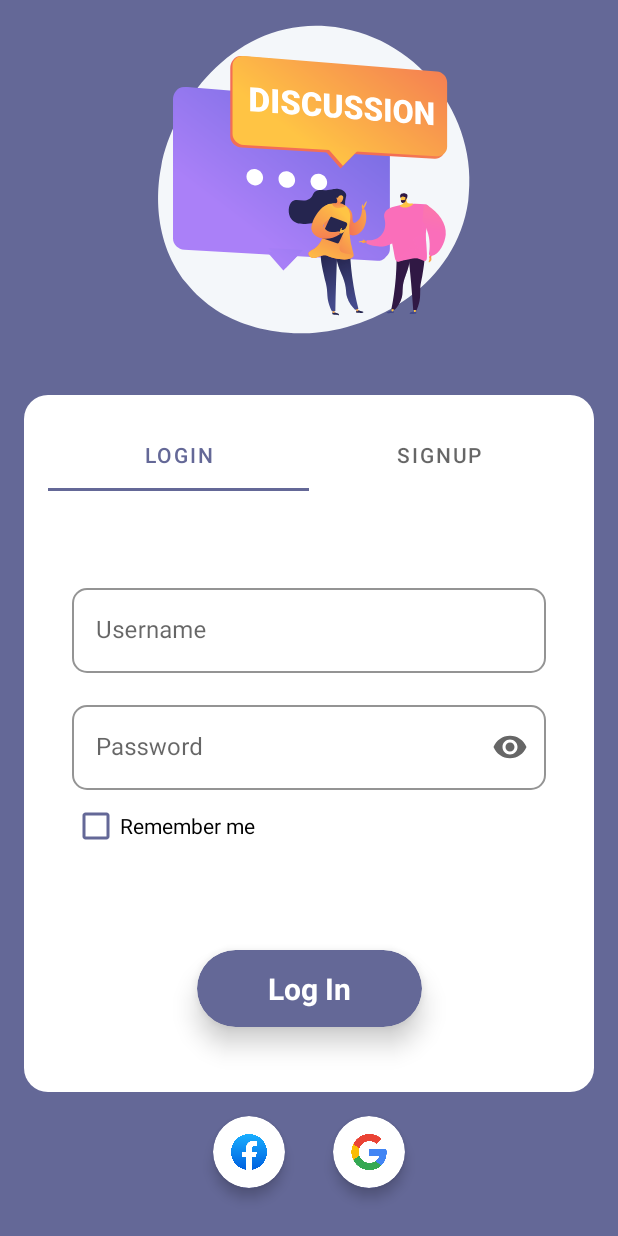
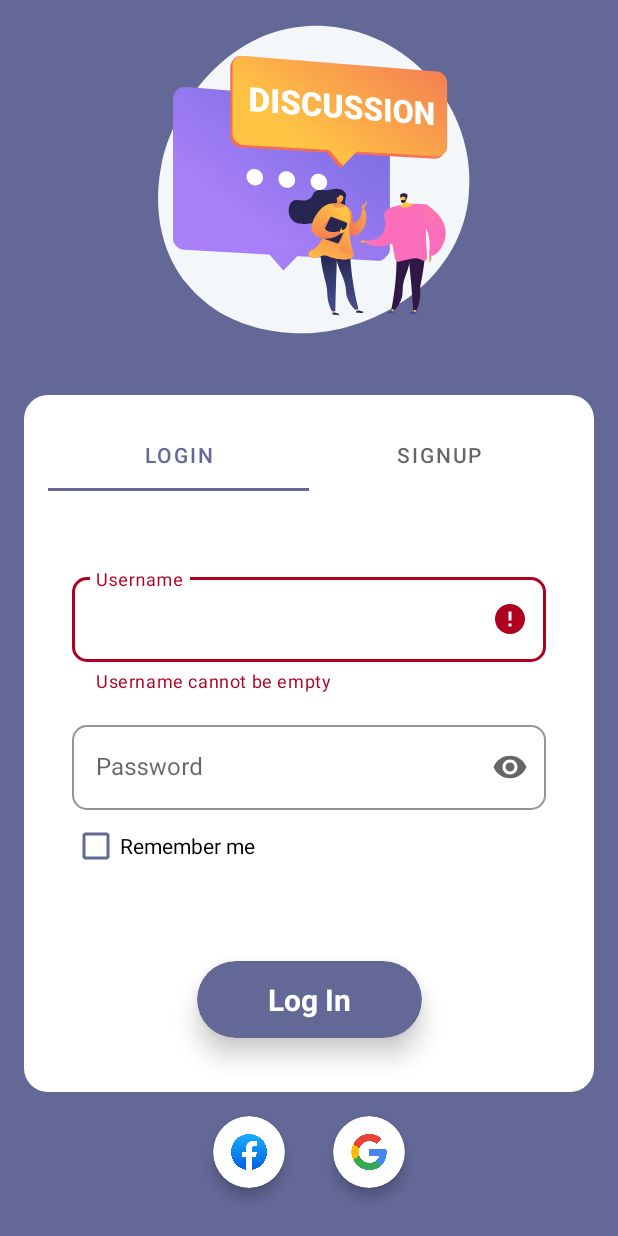
Before and after one commit to Thre4dripper/Discussions, an Android app: the screen it shows after launch (LoginActivity), after a tap on "Log In", on a phone screen of 412 x 824 dp. Run offline under Robolectric (Android 15) with nearby library versions, the phone set to English and light mode, and no system bars; our stand-ins replace data binding.

Commit message:
created basic login flow with empty fields and network error handling

```diff
--- a/app/src/main/AndroidManifest.xml
+++ b/app/src/main/AndroidManifest.xml
@@ -1,6 +1,8 @@
 <?xml version="1.0" encoding="utf-8"?>
 <manifest xmlns:android="http://schemas.android.com/apk/res/android"
     xmlns:tools="http://schemas.android.com/tools">
+
+    <uses-permission android:name="android.permission.INTERNET" />
 
     <application
         android:allowBackup="true"
--- a/app/src/main/java/com/example/discussions/ui/login/LoginFragment.kt
+++ b/app/src/main/java/com/example/discussions/ui/login/LoginFragment.kt
@@ -1,9 +1,11 @@
 package com.example.discussions.ui.login
 
+import android.app.ProgressDialog
 import android.os.Bundle
 import android.view.LayoutInflater
 import android.view.View
 import android.view.ViewGroup
+import android.widget.Toast
 import androidx.fragment.app.Fragment
 import androidx.lifecycle.ViewModelProvider
 import com.example.discussions.databinding.FragmentLoginBinding
@@ -12,17 +14,59 @@ import com.example.discussions.viewModels.LoginViewModel
 class LoginFragment : Fragment() {
     private lateinit var binding: FragmentLoginBinding
     private lateinit var viewModel: LoginViewModel
+
+    private lateinit var progressDialog: ProgressDialog
     override fun onCreateView(
         inflater: LayoutInflater, container: ViewGroup?, savedInstanceState: Bundle?
     ): View {
         binding = FragmentLoginBinding.inflate(inflater, container, false)
+        viewModel = ViewModelProvider(this)[LoginViewModel::class.java]
 
-        viewModel = ViewModelProvider(this)[LoginViewModel::class.java]
+        initLogin()
+        binding.lifecycleOwner = requireActivity()
         binding.viewModel = viewModel
-        binding.loginBtn.setOnClickListener {
-            viewModel.login()
-        }
+
+        binding.loginBtn.setOnClickListener { login() }
         return binding.root
     }
 
+    private fun initLogin() {
+        viewModel.isAuthenticated.observe(viewLifecycleOwner) {
+            if (it == LoginViewModel.API_SUCCESS) {
+                progressDialog.dismiss()
+                //navigate to home
+                Toast.makeText(requireContext(), "Login Successful", Toast.LENGTH_SHORT).show()
+            } else if(it.isNotEmpty()) {
+                progressDialog.dismiss()
+                //show error
+                Toast.makeText(requireContext(), it, Toast.LENGTH_SHORT).show()
+            }
+        }
+    }
+
+    private fun login() {
+        progressDialog = ProgressDialog(requireContext())
+        progressDialog.setMessage("Logging in...")
+        progressDialog.setCancelable(false)
+        progressDialog.show()
+        val username = binding.usernameEt.text.toString()
+        val password = binding.passwordEt.text.toString()
+
+        if (username.isEmpty()) {
+            binding.usernameTil.error = "Username cannot be empty"
+            binding.usernameEt.requestFocus()
+            progressDialog.dismiss()
+            return
+        }
+
+        if (password.isEmpty()) {
+            binding.passwordTil.error = "Password cannot be empty"
+            binding.passwordEt.requestFocus()
+            progressDialog.dismiss()
+            return
+        }
+
+        viewModel.login(requireActivity(), username, password, binding.rememberMeCb.isChecked)
+    }
+
 }
--- a/app/src/main/java/com/example/discussions/ui/login/SignupFragment.kt
+++ b/app/src/main/java/com/example/discussions/ui/login/SignupFragment.kt
@@ -20,9 +20,6 @@ class SignupFragment : Fragment() {
 
         viewModel = ViewModelProvider(this)[LoginViewModel::class.java]
         binding.viewModel = viewModel
-        binding.signupBtn.setOnClickListener {
-            viewModel.login()
-        }
         return binding.root
     }
 
--- a/app/src/main/java/com/example/discussions/viewModels/LoginViewModel.kt
+++ b/app/src/main/java/com/example/discussions/viewModels/LoginViewModel.kt
@@ -1,16 +1,39 @@
 package com.example.discussions.viewModels
 
-import android.util.Log
-import androidx.lifecycle.ViewModel
+import android.app.Application
+import android.content.Context
+import androidx.lifecycle.AndroidViewModel
+import androidx.lifecycle.MutableLiveData
+import com.example.discussions.api.ResponseCallback
+import com.example.discussions.repositories.LoginRepository
 
-class LoginViewModel : ViewModel() {
+class LoginViewModel(application: Application) : AndroidViewModel(application) {
+    companion object {
+        const val API_SUCCESS = "success"
+    }
+
     private val TAG = "LoginViewModel"
     var username: String = ""
     var email: String = ""
     var password: String = ""
     var rememberMe: Boolean = false
 
-    fun login() {
-        Log.d(TAG, "login: $username, $email, $password, $rememberMe")
+    var isAuthenticated = MutableLiveData("")
+
+    fun login(
+        context: Context,
+        username: String,
+        password: String,
+        rememberMe: Boolean,
+    ) {
+        LoginRepository.loginUser(context, username, password, object : ResponseCallback {
+            override fun onSuccess(response: String) {
+                isAuthenticated.value = API_SUCCESS
+            }
+
+            override fun onError(response: String) {
+                isAuthenticated.value = response
+            }
+        })
     }
 }
```
Also changed, not shown: app/src/main/java/com/example/discussions/repositories/LoginRepository.kt (added, +45 -0 lines).
